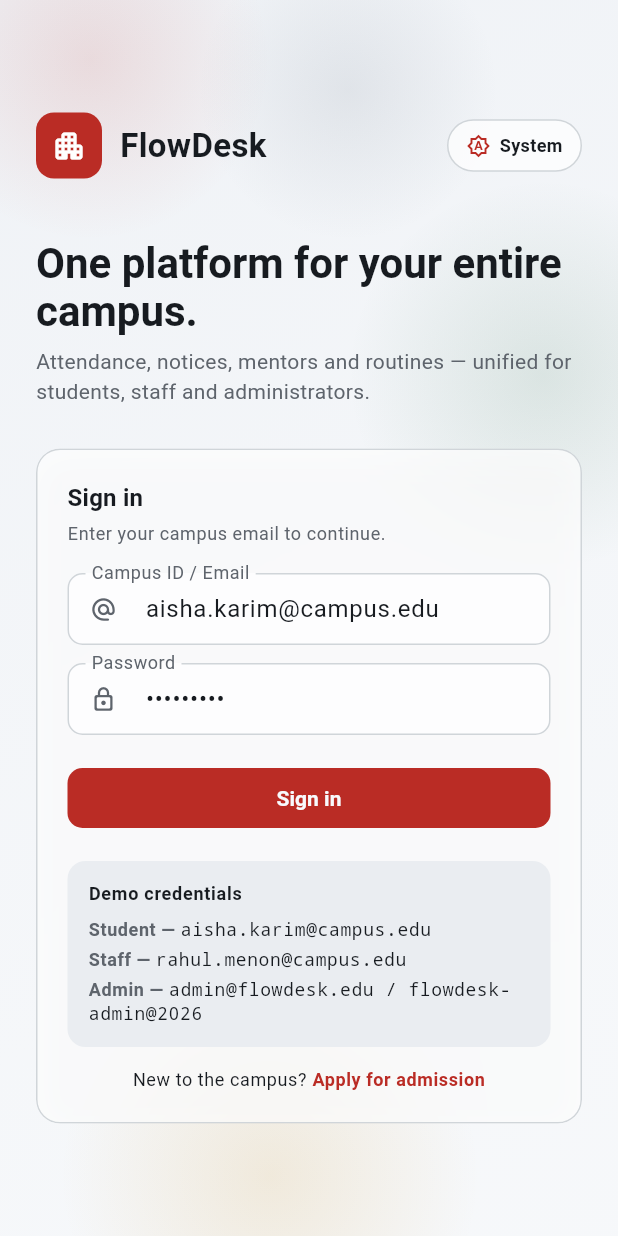
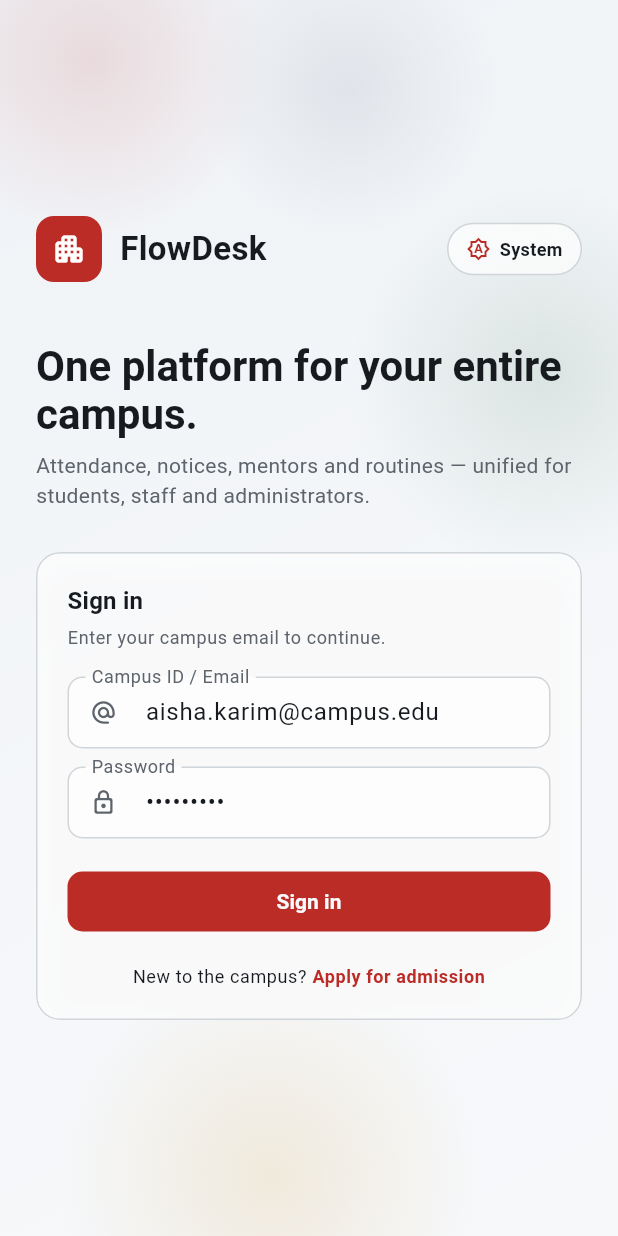
Before and after one commit to doc-incog/FlowDesk, a Flutter app: the screen it shows after launch, on a phone screen of 412 x 824 dp. Run offline on Flutter 3.47's test engine with Material 3 defaults, Android fonts, the phone set to English and light mode, and no system bars; our stand-ins replace flutter_riverpod, go_router, local_auth, pdf, share_plus, shared_preferences.

Commit message:
Few updates

```diff
--- a/flowdesk-mobile/lib/features/auth/login_page.dart
+++ b/flowdesk-mobile/lib/features/auth/login_page.dart
@@ -190,38 +190,6 @@ class _LoginPageState extends ConsumerState<LoginPage> {
                                   : const Text('Sign in'),
                             ),
                             const SizedBox(height: 18),
-                            Container(
-                              padding: const EdgeInsets.all(14),
-                              decoration: BoxDecoration(
-                                color: scheme.surfaceContainerHighest,
-                                borderRadius: BorderRadius.circular(12),
-                              ),
-                              child: Column(
-                                crossAxisAlignment: CrossAxisAlignment.start,
-                                children: [
-                                  Text('Demo credentials',
-                                      style: theme.textTheme.labelMedium
-                                          ?.copyWith(fontWeight: FontWeight.w600)),
-                                  const SizedBox(height: 8),
-                                  _CredentialLine(
-                                    label: 'Student',
-                                    value: mock.demoUsers[Role.student]!.email,
-                                  ),
-                                  const SizedBox(height: 4),
-                                  _CredentialLine(
-                                    label: 'Staff',
-                                    value: mock.demoUsers[Role.staff]!.email,
-                                  ),
-                                  const SizedBox(height: 4),
-                                  _CredentialLine(
-                                    label: 'Admin',
-                                    value:
-                                        '${mock.adminCreds.email} / ${mock.adminCreds.password}',
-                                  ),
-                                ],
-                              ),
-                            ),
-                            const SizedBox(height: 14),
                             Text.rich(
                               textAlign: TextAlign.center,
                               TextSpan(
```
Also changed, not shown: 1 other file.
